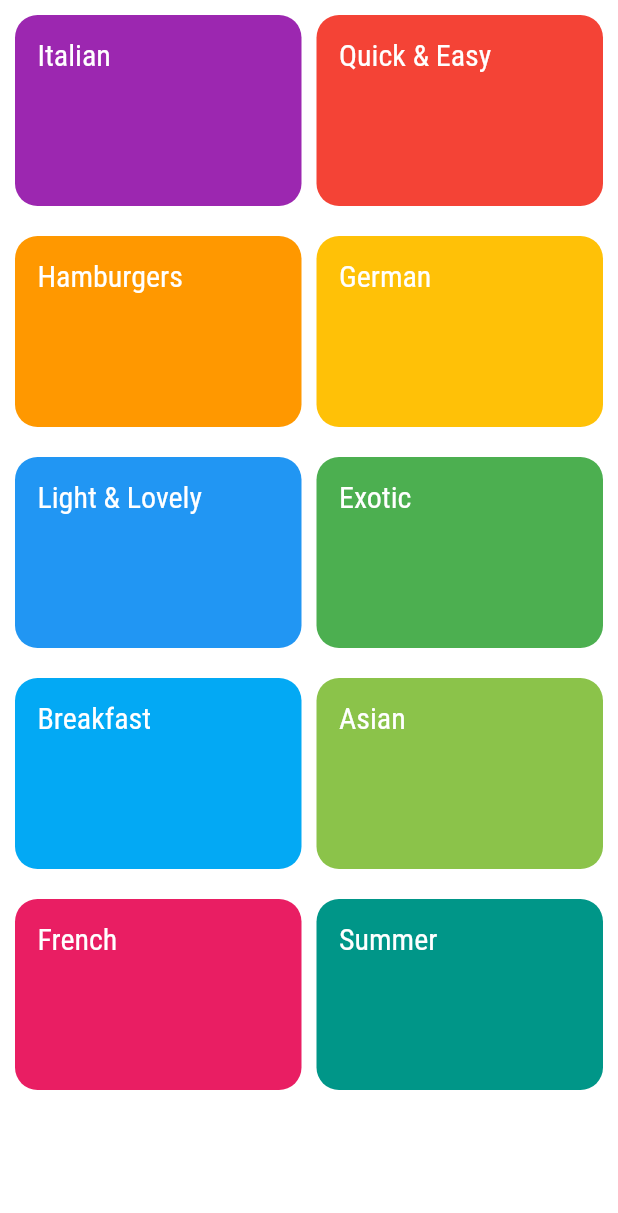
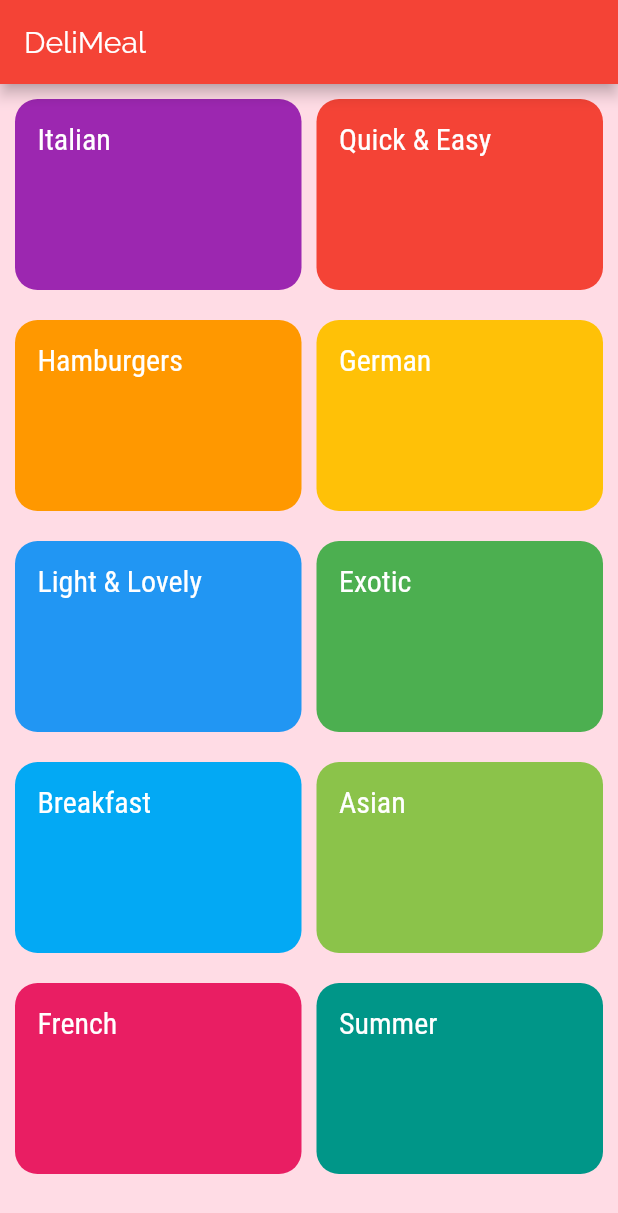
Before and after one commit to CliffordTeneng/meal_app, a Flutter app: the screen it shows after launch, on a phone screen of 412 x 824 dp. Shown: the top 1213 px of the screen. Run offline on Flutter 3.47's test engine with Material 2 defaults, Android fonts, the phone set to English and light mode, and no system bars.

Commit message:
made some changes

```diff
--- a/lib/screens/categories_screen.dart
+++ b/lib/screens/categories_screen.dart
@@ -6,11 +6,11 @@ class CategoriesScreen extends StatelessWidget {
   @override
   Widget build(BuildContext context) {
     return
-    //  Scaffold(
-    //   appBar: AppBar(
-    //     title: const Text("DeliMeal"),
-    //   ),
-    //   body:
+     Scaffold(
+      appBar: AppBar(
+        title: const Text("DeliMeal"),
+      ),
+      body:
       GridView(
         padding: EdgeInsets.all(10),
         children: DUMMY_CATEGORIES
@@ -28,7 +28,7 @@ class CategoriesScreen extends StatelessWidget {
           crossAxisSpacing: 10,
           mainAxisSpacing: 20,
         ),
-    // ),
+    ),
     );
   }
 }
--- a/lib/screens/tabs_screen.dart
+++ b/lib/screens/tabs_screen.dart
@@ -1,4 +1,4 @@
-import 'dart:math';
+
 
 import 'package:flutter/material.dart';
 import 'package:meals_app/screens/categories_screen.dart';
```
Also changed, not shown: lib/main.dart (+17 -17 lines).
